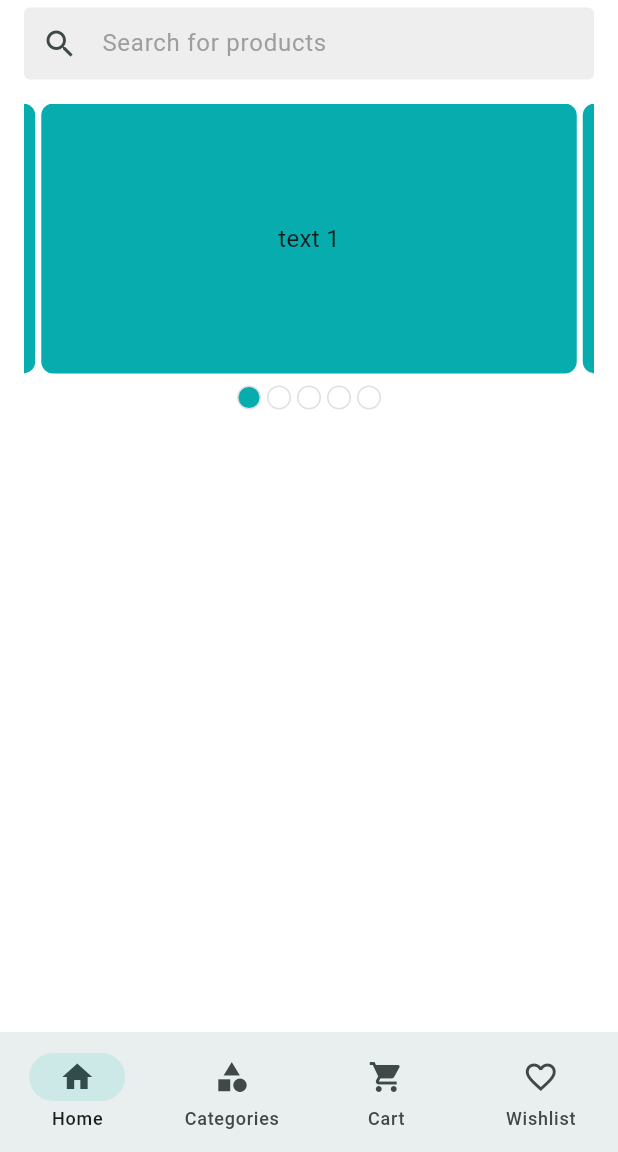
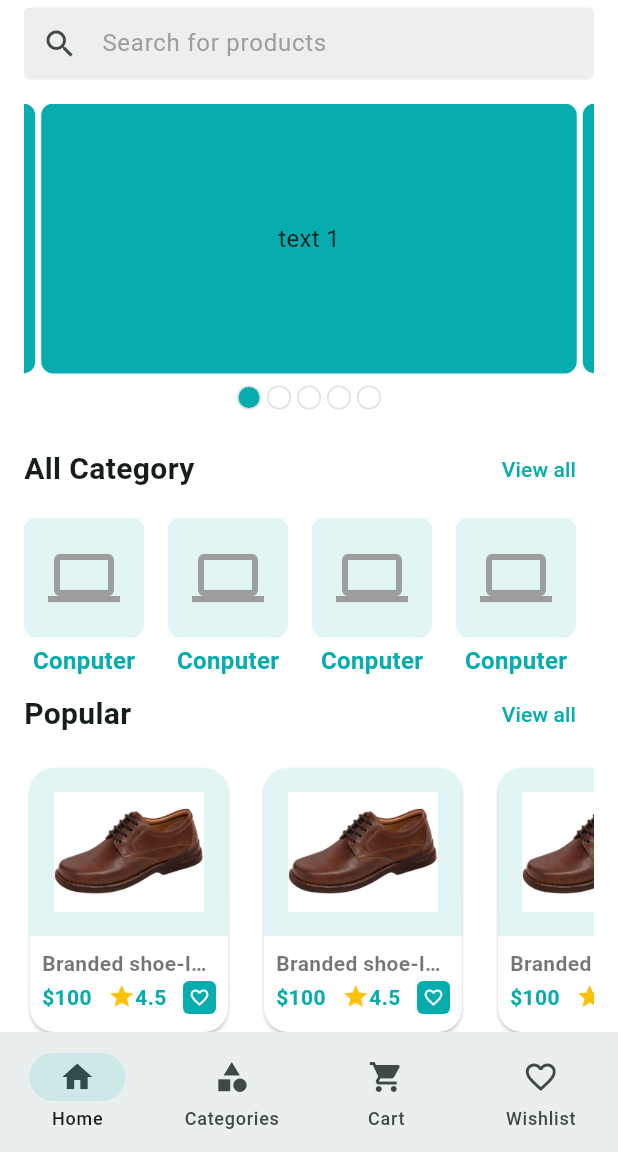
Before and after one commit to aminulislam1237/rasel_shop, a Flutter app: the screen it shows after launch, on a phone screen of 412 x 824 dp, the part 84-1236 px from its top. Run offline on Flutter 3.47's test engine with Material 3 defaults, Android fonts, the light colour scheme and no system bars; drawn by our look-alikes of carousel_slider; our stand-ins replace flutter_svg, get, pin_code_fields.

Commit message:
add product list

```diff
--- a/lib/app/app.dart
+++ b/lib/app/app.dart
@@ -2,13 +2,13 @@ import 'package:flutter/material.dart';
 import 'package:get/get.dart';
 import 'package:rasel_shop/app/app_theme_data.dart';
 import 'package:rasel_shop/app/controller_binder.dart';
+import 'package:rasel_shop/features/auth/ui/screeens/complete_profile_screen.dart';
+import 'package:rasel_shop/features/auth/ui/screeens/email_varification_screen.dart';
 import 'package:rasel_shop/features/auth/ui/screeens/otp_verification_screen.dart';
 import 'package:rasel_shop/features/auth/ui/screeens/splash_screen.dart';
+import 'package:rasel_shop/features/category/ui/screens/category_list_screen.dart';
 import 'package:rasel_shop/features/common/ui/screens/main_bottom_nav_screen.dart';
-import 'package:rasel_shop/features/home/ui/screeens/home_screen.dart';
-
-import '../features/auth/ui/screeens/complete_profile_screen.dart';
-import '../features/auth/ui/screeens/email_varification_screen.dart';
+import 'package:rasel_shop/features/product/ui/screens/product_list_screen.dart';
 
 class Craftybay extends StatelessWidget {
   const Craftybay({super.key});
@@ -19,19 +19,39 @@ class Craftybay extends StatelessWidget {
       theme: AppThemeData.lightThemeData, // Use the defined theme
       debugShowCheckedModeBanner: false,
       darkTheme: AppThemeData.lightThemeData,
-      //themeMode: ThemeMode.dark,
       initialRoute: '/',
       initialBinding: ControllerBinder(),
-      routes: {
-        '/': (context) => const SplashScreen(),
-        EmailVerificationScreen.name: (context) =>
-            const EmailVerificationScreen(),
-        OtpVerificationScreen.name: (context) =>
-        const OtpVerificationScreen(),
-        CompleteProfileScreen.name: (context) =>
-        const CompleteProfileScreen(),
-        MainBottomNavScreen.name: (context) =>
-        const MainBottomNavScreen(),
+      onGenerateRoute: (RouteSettings settings) {
+        late Widget widget;
+
+        switch (settings.name) {
+          case SplashScreen.name:
+            widget = const SplashScreen();
+            break;
+          case EmailVerificationScreen.name:
+            widget = const EmailVerificationScreen();
+            break;
+          case OtpVerificationScreen.name:
+            widget = const OtpVerificationScreen();
+            break;
+          case CompleteProfileScreen.name:
+            widget = const CompleteProfileScreen();
+            break;
+          case MainBottomNavScreen.name:
+            widget = const MainBottomNavScreen();
+            break;
+          case CategoryListScreen.name:
+            widget = const CategoryListScreen();
+            break;
+          case ProductListScreen.name:
+            String name = settings.arguments as String;
+            widget = ProductListScreen(categoryName: name);
+            break;
+          default:
+            widget = const SplashScreen(); // Fallback for unknown routes
+        }
+
+        return MaterialPageRoute(builder: (ctx) => widget);
       },
       onUnknownRoute: (settings) => MaterialPageRoute(
         builder: (context) => const SplashScreen(), // Fallback screen
--- a/lib/features/auth/ui/screeens/splash_screen.dart
+++ b/lib/features/auth/ui/screeens/splash_screen.dart
@@ -6,6 +6,7 @@ import '../widgets/app_icon_widget.dart';
 
 class SplashScreen extends StatefulWidget {
   const SplashScreen({super.key});
+  static const String name = '/';
 
   @override
   State<SplashScreen> createState() => _SplashScreenState();
--- a/lib/features/common/ui/controllers/main_bottom_nav_controller.dart
+++ b/lib/features/common/ui/controllers/main_bottom_nav_controller.dart
@@ -13,4 +13,10 @@ class MainBottomNavController extends GetxController{
     update();
 
   }
+   void backToHome(){
+    changeIndex(0);
+   }
+   void moveToCategory(){
+    changeIndex(1);
+   }
 }
--- a/lib/features/common/ui/screens/main_bottom_nav_screen.dart
+++ b/lib/features/common/ui/screens/main_bottom_nav_screen.dart
@@ -1,5 +1,6 @@
 import 'package:flutter/material.dart';
 import 'package:get/get.dart';
+import 'package:rasel_shop/features/category/ui/screens/category_List_screen.dart';
 import 'package:rasel_shop/features/common/ui/controllers/main_bottom_nav_controller.dart';
 import 'package:rasel_shop/features/home/ui/screeens/home_screen.dart';
 
@@ -15,9 +16,7 @@ class _MainBottomNavScreenState extends State<MainBottomNavScreen> {
   final List<Widget> _screens = const [
 
      HomeScreen(),
-    HomeScreen(),
-    HomeScreen(),
-    HomeScreen(),
+   CategoryListScreen(),
   ];
 
   @override
--- /dev/null
+++ b/lib/features/common/ui/widgets/category_item_widget.dart
@@ -0,0 +1,38 @@
+import 'package:flutter/material.dart';
+import 'package:rasel_shop/features/product/ui/screens/product_list_screen.dart';
+
+import '../../../../app/app_colors.dart';
+
+class CategoryItemWidget extends StatelessWidget {
+  const CategoryItemWidget({
+    super.key,
+  });
+
+  @override
+  Widget build(BuildContext context) {
+    return GestureDetector(
+      onTap: () {
+        Navigator.pushNamed(context, ProductListScreen.name,arguments: 'Computer');
+      },
+      child: Column(
+        children: [
+          Container(
+            padding: const EdgeInsets.all(16),
+            decoration: BoxDecoration(
+              color: Appcolors.themeColor.withOpacity(0.12),
+              borderRadius: BorderRadius.circular(8),
+            ),
+            child: const Icon(Icons.computer,color:Colors.grey,
+              size: 48,),
+          ),
+          const SizedBox(height: 4,),
+          const Text('Conputer',style: TextStyle(
+            fontSize: 16,
+            color: Appcolors.themeColor,
+            fontWeight: FontWeight.w600,
+          ),)
+        ],
+      ),
+    );
+  }
+}
--- /dev/null
+++ b/lib/features/common/ui/widgets/product_iteam_widget.dart
@@ -0,0 +1,101 @@
+import 'package:flutter/material.dart';
+import '../../../../app/app_colors.dart';
+
+class ProductItemWidget extends StatelessWidget {
+  const ProductItemWidget({
+    super.key,
+  });
+
+  @override
+  Widget build(BuildContext context) {
+    return SizedBox(
+      width: 140,
+      child: Card(
+        color: Colors.white,
+        shape: RoundedRectangleBorder(
+            borderRadius: BorderRadius.circular(16)),
+        child: Column(
+          children: [
+            Container(
+              padding: const EdgeInsets.all(16.0),
+              decoration: BoxDecoration(
+                color: Appcolors.themeColor.withOpacity(0.12),
+                borderRadius: const BorderRadius.only(
+                  topLeft: Radius.circular(16),
+                  topRight: Radius.circular(16),
+                ),
+              ),
+              child: Image.asset(
+                'assets/images/large_6943.jpg', // Changed to forward slashes
+                width: 140,
+                height: 80,
+                fit: BoxFit.cover, // Added fit property
+              ),
+            ),
+            Padding(
+              padding: const EdgeInsets.all(8.0),
+              child: Column(
+                children: [
+                  const Text(
+                    'Branded shoe-lasted-22fh',
+                    maxLines: 1,
+                    style: TextStyle(
+                      overflow: TextOverflow.ellipsis,
+                      fontSize: 14,
+                      fontWeight: FontWeight.w600,
+                      color: Colors.black54,
+                    ),
+                  ),
+                  const SizedBox(
+                    height: 2,
+                  ),
+                  Row(
+                    mainAxisAlignment: MainAxisAlignment.spaceBetween,
+                    children: [
+                      const Text(
+                        '\$100',
+                        style: TextStyle(
+                          fontWeight: FontWeight.w600,
+                          color: Appcolors.themeColor,
+                        ),
+                      ),
+                      const Wrap(
+                        children: [
+                          Icon(
+                            Icons.star,
+                            color: Colors.amber,
+                            size: 18,
+                          ),
+                          Text(
+                            '4.5',
+                            style: TextStyle(
+                              fontWeight: FontWeight.w600,
+                              color: Appcolors.themeColor,
+                            ),
+                          ),
+                        ],
+                      ),
+                      Container(
+                        padding: EdgeInsets.all(4),
+                        decoration: BoxDecoration(
+                          color: Appcolors.themeColor,
+                          borderRadius: BorderRadius.circular(4),
+                        ),
+                        child: Icon(
+                          Icons.favorite_border,
+                          size: 14,
+                          color: Colors.white,
+                        ),
+                      ),
+                    ],
+                  ),
+                  const SizedBox(height: 4,)
+                ],
+              ),
+            )
+          ],
+        ),
+      ),
+    );
+  }
+}
--- a/lib/features/home/ui/screeens/home_screen.dart
+++ b/lib/features/home/ui/screeens/home_screen.dart
@@ -1,11 +1,14 @@
-
 import 'package:flutter/material.dart';
 import 'package:flutter_svg/svg.dart';
+import 'package:get/get.dart';
 import 'package:rasel_shop/app/assets_path.dart';
+import 'package:rasel_shop/features/common/ui/widgets/product_iteam_widget.dart';
 import 'package:rasel_shop/features/home/ui/widgets/search_bar.dart';
-
+import '../../../common/ui/controllers/main_bottom_nav_controller.dart';
 import '../widgets/app_bar_icon_button.dart';
+import '../../../common/ui/widgets/category_item_widget.dart';
 import '../widgets/home_carousel_slider.dart';
+import '../widgets/home_section_header.dart';
 
 class HomeScreen extends StatefulWidget {
   const HomeScreen({super.key});
@@ -34,12 +37,97 @@ class _HomeScreenState extends State<HomeScreen> {
               const SizedBox(
                 height: 16,
               ),
-
-                const HomeCaroselSlider()
+              const HomeCaroselSlider(),
+              const SizedBox(
+                height: 16,
+              ),
+              HomeSectionHeader(
+                title: 'All Category',
+                onTap: () {
+                  Get.find<MainBottomNavController>().moveToCategory();
+                },
+              ),
+              const SizedBox(
+                height: 8,
+              ),
+              SingleChildScrollView(
+                scrollDirection: Axis.horizontal,
+                child: Row(
+                  children: _getCategoryList(),
+                ),
+              ),
+              HomeSectionHeader(
+                title: 'Popular',
+                onTap: () {},
+              ),
+              const SizedBox(
+                height: 8,
+              ),
+              SingleChildScrollView(
+                scrollDirection: Axis.horizontal,
+                child: Row(
+                  children: _getProductlist(),
+                ),
+              ),
+              const SizedBox(
+                height: 16,
+              ),
+              HomeSectionHeader(
+                title: 'Special',
+                onTap: () {},
+              ),
+              const SizedBox(
+                height: 8,
+              ),
+              SingleChildScrollView(
+                scrollDirection: Axis.horizontal,
+                child: Row(
+                  children: _getProductlist(),
+                ),
+              ),
+              HomeSectionHeader(
+                title: 'New',
+                onTap: () {},
+              ),
+              const SizedBox(
+                height: 8,
+              ),
+              SingleChildScrollView(
+                scrollDirection: Axis.horizontal,
+                child: Row(
+                  children: _getProductlist(),
+                ),
+              ),
+              const SizedBox(
+                height: 8,
+              ),
             ],
           ),
         ),
+      ),
+    );
+  }
+
+  List<Widget> _getCategoryList() {
+    List<Widget> categoryList = [];
+    for (int i = 0; i < 10; i++) {
+      categoryList.add(const Padding(
+        padding: EdgeInsets.only(right: 16),
+        child: CategoryItemWidget(),
       ));
+    }
+    return categoryList;
+  }
+
+  List<Widget> _getProductlist() {
+    List<Widget> productList = [];
+    for (int i = 0; i < 10; i++) {
+      productList.add(const Padding(
+        padding: EdgeInsets.only(right: 16),
+        child: ProductItemWidget(),
+      ));
+    }
+    return productList;
   }
 
   AppBar _buildAppBar() {
--- /dev/null
+++ b/lib/features/home/ui/widgets/home_section_header.dart
@@ -0,0 +1,28 @@
+import 'package:flutter/material.dart';
+
+class HomeSectionHeader extends StatelessWidget {
+  const HomeSectionHeader({
+    super.key,
+    required this.title,
+    required this.onTap,
+  });
+
+  final String title;
+  final VoidCallback onTap;
+  @override
+  Widget build(BuildContext context) {
+    return Row(
+      mainAxisAlignment: MainAxisAlignment.spaceBetween,
+      children: [
+        Text(
+          title,
+          style: const TextStyle(
+            fontSize: 20,
+            fontWeight: FontWeight.w600,
+          ),
+        ),
+        TextButton(onPressed: onTap, child: Text('View all'))
+      ],
+    );
+  }
+}
```
Also changed, not shown: lib/features/category/ui/screens/category_List_screen.dart (added, +41 -0 lines), lib/features/product/ui/screens/product_list_screen.dart (added, +33 -0 lines), assets/images/large_6943.jpg (added). Lines whose indentation alone changed are shown as unchanged.
